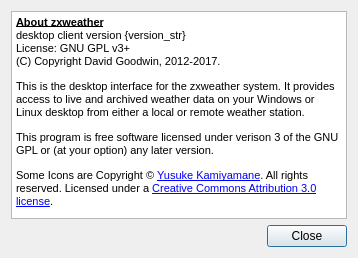
davidrg/zxweather, file desktop/aboutdialog.ui: the form before one commit.
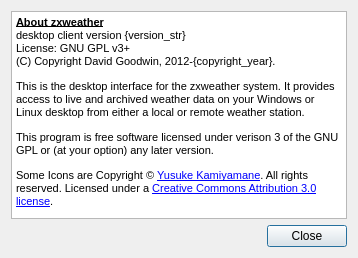
The form after the commit. Icons and pictures are not drawn.

Commit message: Update the copyright year in the about dialog (now comes from version.h)

Diff of the .ui file:
```diff
--- a/desktop/aboutdialog.ui
+++ b/desktop/aboutdialog.ui
@@ -25,7 +25,7 @@
 &lt;html&gt;&lt;head&gt;&lt;meta name=&quot;qrichtext&quot; content=&quot;1&quot; /&gt;&lt;style type=&quot;text/css&quot;&gt;
 p, li { white-space: pre-wrap; }
 &lt;/style&gt;&lt;/head&gt;&lt;body style=&quot; font-family:'MS Shell Dlg 2'; font-size:8.25pt; font-weight:400; font-style:normal;&quot;&gt;
-&lt;p style=&quot; margin-top:12px; margin-bottom:12px; margin-left:0px; margin-right:0px; -qt-block-indent:0; text-indent:0px;&quot;&gt;&lt;span style=&quot; font-size:8pt; font-weight:600; text-decoration: underline;&quot;&gt;About zxweather&lt;/span&gt;&lt;span style=&quot; font-size:8pt;&quot;&gt;&lt;br /&gt;desktop client version {version_str}&lt;br /&gt;License: GNU GPL v3+&lt;br /&gt;(C) Copyright David Goodwin, 2012-2017.&lt;/span&gt;&lt;/p&gt;
+&lt;p style=&quot; margin-top:12px; margin-bottom:12px; margin-left:0px; margin-right:0px; -qt-block-indent:0; text-indent:0px;&quot;&gt;&lt;span style=&quot; font-size:8pt; font-weight:600; text-decoration: underline;&quot;&gt;About zxweather&lt;/span&gt;&lt;span style=&quot; font-size:8pt;&quot;&gt;&lt;br /&gt;desktop client version {version_str}&lt;br /&gt;License: GNU GPL v3+&lt;br /&gt;(C) Copyright David Goodwin, 2012-{copyright_year}.&lt;/span&gt;&lt;/p&gt;
 &lt;p style=&quot; margin-top:12px; margin-bottom:12px; margin-left:0px; margin-right:0px; -qt-block-indent:0; text-indent:0px;&quot;&gt;&lt;span style=&quot; font-size:8pt;&quot;&gt;This is the desktop interface for the zxweather system. It provides access to live and archived weather data on your Windows or Linux desktop from either a local or remote weather station.&lt;/span&gt;&lt;/p&gt;
 &lt;p style=&quot; margin-top:12px; margin-bottom:12px; margin-left:0px; margin-right:0px; -qt-block-indent:0; text-indent:0px;&quot;&gt;&lt;span style=&quot; font-size:8pt;&quot;&gt;This program is free software licensed under verison 3 of the GNU GPL or (at your option) any later version.&lt;/span&gt;&lt;/p&gt;
 &lt;p style=&quot; margin-top:12px; margin-bottom:12px; margin-left:0px; margin-right:0px; -qt-block-indent:0; text-indent:0px;&quot;&gt;&lt;span style=&quot; font-size:8pt;&quot;&gt;Some Icons are Copyright © &lt;/span&gt;&lt;a href=&quot;http://p.yusukekamiyamane.com/&quot;&gt;&lt;span style=&quot; font-size:8pt; text-decoration: underline; color:#0000ff;&quot;&gt;Yusuke Kamiyamane&lt;/span&gt;&lt;/a&gt;&lt;span style=&quot; font-size:8pt;&quot;&gt;. All rights reserved. Licensed under a &lt;/span&gt;&lt;a href=&quot;http://creativecommons.org/licenses/by/3.0/&quot;&gt;&lt;span style=&quot; font-size:8pt; text-decoration: underline; color:#0000ff;&quot;&gt;Creative Commons Attribution 3.0 license&lt;/span&gt;&lt;/a&gt;&lt;span style=&quot; font-size:8pt;&quot;&gt;.&lt;/span&gt;&lt;/p&gt;&lt;/body&gt;&lt;/html&gt;</string>
```
The commit also changes 1 other file.
